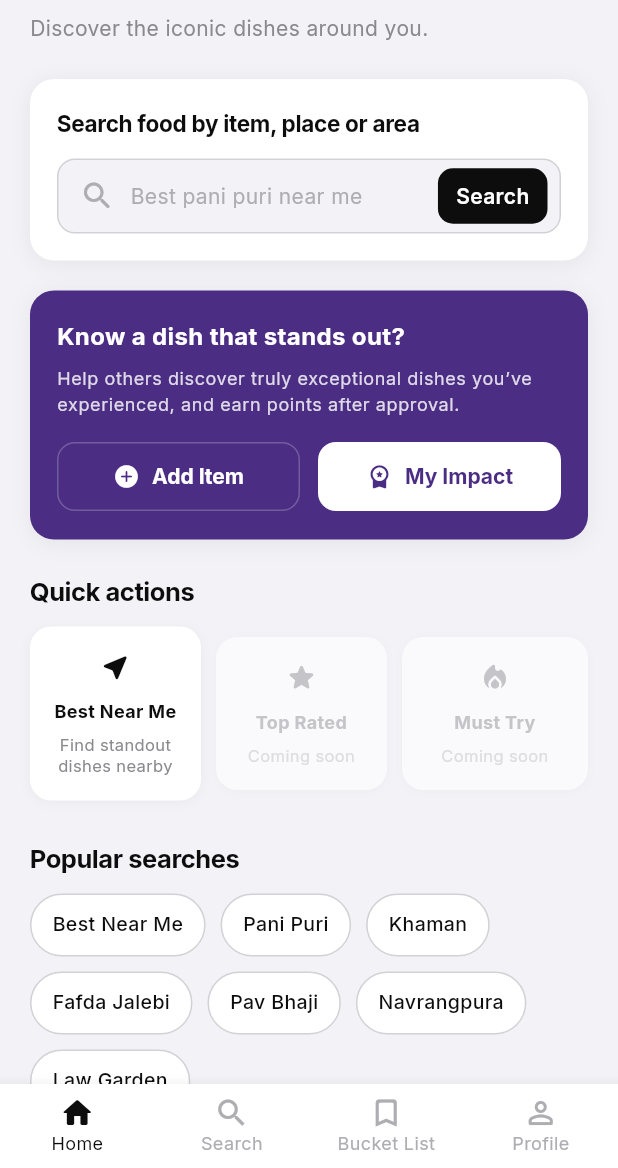
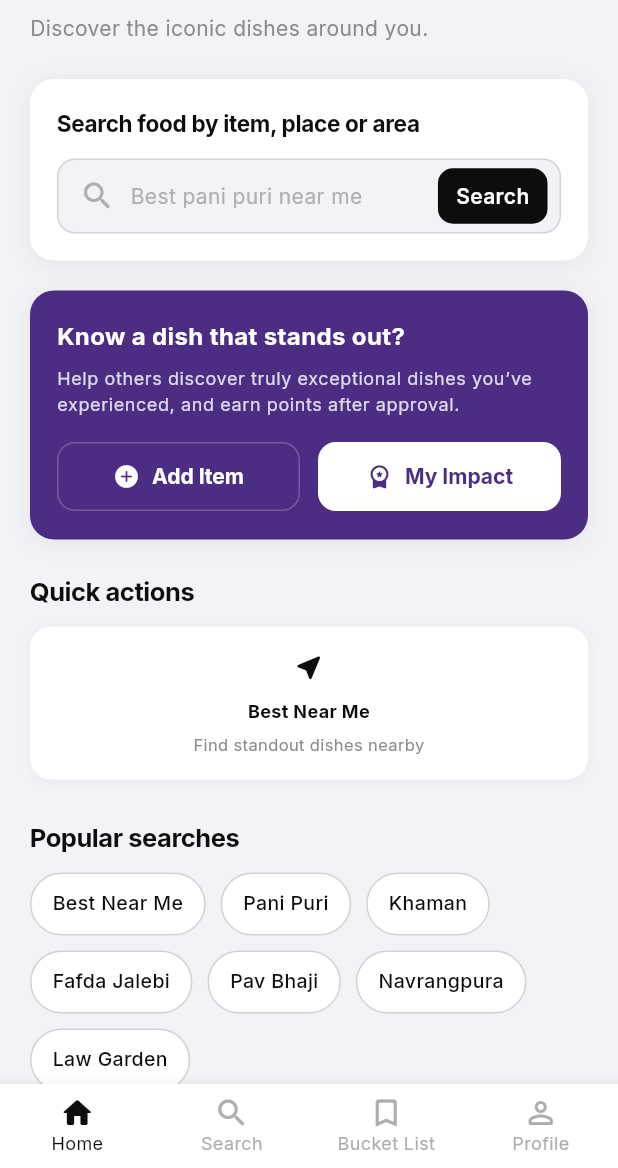
Before and after one commit to rohitc11/finder_frontend, a Flutter app: the screen it shows after launch, on a phone screen of 412 x 824 dp, the part 68-1236 px from its top. Run offline on Flutter 3.47's test engine with Material 3 defaults, Android fonts, the phone set to English and light mode, and no system bars; our stand-ins replace geocoding, geolocator, google_fonts, share_plus, shared_preferences; accounts and stored records are empty.

Commit message:
Quick action related changes

```diff
--- a/lib/screens/tabs/home_tab.dart
+++ b/lib/screens/tabs/home_tab.dart
@@ -264,29 +264,46 @@ class HomeTab extends StatelessWidget {
   /// - only Best Near Me is enabled for now
   /// - Top Rated and Must Try remain visible but disabled until rating/ranking is ready
   Widget _buildQuickActions(BuildContext context) {
-    final actions = [
+    final List<_QuickActionData> actions = [];
+
+    // Add only enabled actions
+    if (FeatureFlags.isBestNearMeQuickActionEnabled) {
+      actions.add(
         _QuickActionData(
           label: 'Best Near Me',
           icon: Icons.near_me_rounded,
           subtitle: 'Find standout dishes nearby',
           query: 'near me',
-        isEnabled: FeatureFlags.isBestNearMeQuickActionEnabled,
         ),
+      );
+    }
+
+    if (FeatureFlags.isTopRatedQuickActionEnabled) {
+      actions.add(
         _QuickActionData(
           label: 'Top Rated',
           icon: Icons.star_rounded,
           subtitle: 'Search best-rated dishes',
           query: 'best',
-        isEnabled: FeatureFlags.isTopRatedQuickActionEnabled,
         ),
+      );
+    }
+
+    if (FeatureFlags.isMustTryQuickActionEnabled) {
+      actions.add(
         _QuickActionData(
           label: 'Must Try',
           icon: Icons.local_fire_department_rounded,
           subtitle: 'Explore famous food picks',
           query: 'must try',
-        isEnabled: FeatureFlags.isMustTryQuickActionEnabled,
         ),
-    ];
+      );
+    }
+
+    // Safety fallback (in case all are false)
+    if (actions.isEmpty) {
+      return const SizedBox.shrink();
+    }
 
     return Row(
       children: actions
@@ -308,23 +325,15 @@ class HomeTab extends StatelessWidget {
       BuildContext context,
       _QuickActionData action,
       ) {
-    final Color iconColor = action.isEnabled ? AppTheme.ink : AppTheme.pebble;
-    final Color titleColor = action.isEnabled ? AppTheme.ink : AppTheme.pebble;
-    final Color subtitleColor = action.isEnabled ? AppTheme.stone : AppTheme.silver;
-
     return InkWell(
-      onTap: action.isEnabled
-          ? () {
+      onTap: () {
         _openQuickSearchResults(
           context,
           title: action.label,
           query: action.query,
         );
-      }
-          : null,
+      },
       borderRadius: BorderRadius.circular(14),
-      child: Opacity(
-        opacity: action.isEnabled ? 1 : 0.65,
       child: Container(
         padding: const EdgeInsets.symmetric(vertical: 16, horizontal: 10),
         decoration: BoxDecoration(
@@ -334,29 +343,28 @@ class HomeTab extends StatelessWidget {
         ),
         child: Column(
           children: [
-              Icon(action.icon, color: iconColor, size: 22),
+            Icon(action.icon, color: AppTheme.ink, size: 22),
             const SizedBox(height: 10),
             Text(
               action.label,
               textAlign: TextAlign.center,
-                style: TextStyle(
+              style: const TextStyle(
                 fontSize: 12,
                 fontWeight: FontWeight.w700,
-                  color: titleColor,
+                color: AppTheme.ink,
               ),
             ),
             const SizedBox(height: 6),
             Text(
-                action.isEnabled ? action.subtitle : 'Coming soon',
+              action.subtitle,
               textAlign: TextAlign.center,
-                style: TextStyle(
+              style: const TextStyle(
                 fontSize: 11,
-                  color: subtitleColor,
+                color: AppTheme.stone,
                 height: 1.3,
               ),
             ),
           ],
-          ),
         ),
       ),
     );
@@ -529,14 +537,12 @@ class _QuickActionData {
   final IconData icon;
   final String subtitle;
   final String query;
-  final bool isEnabled;
 
   _QuickActionData({
     required this.label,
     required this.icon,
     required this.subtitle,
     required this.query,
-    required this.isEnabled,
   });
 }
 
```
Lines whose indentation alone changed are shown as unchanged.
